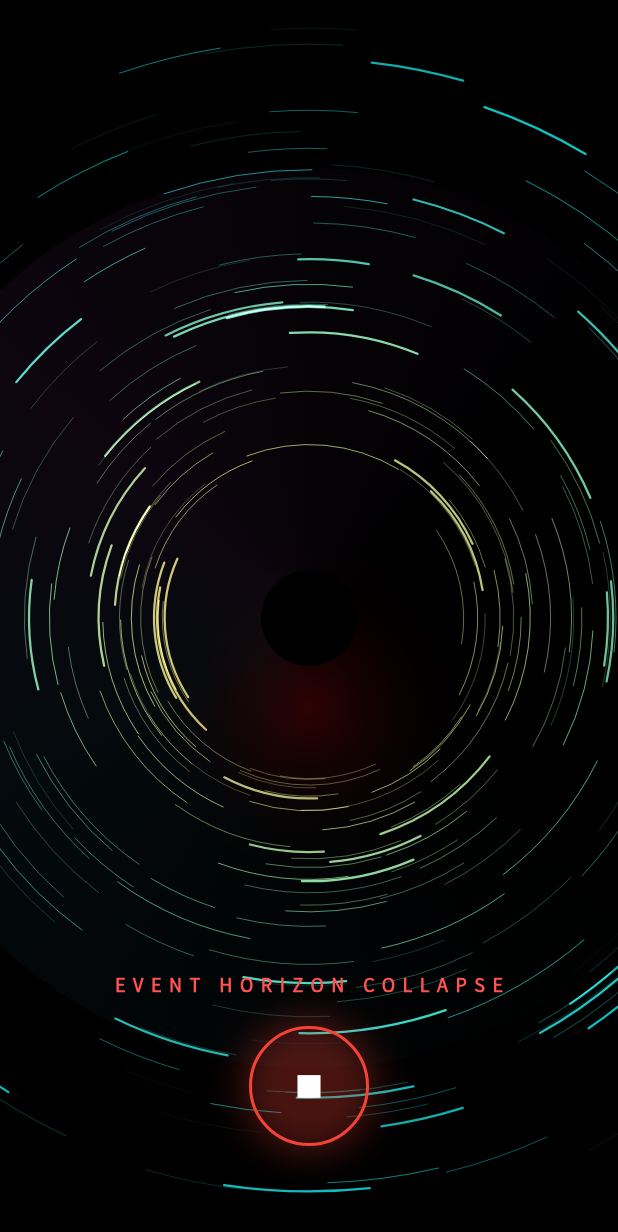
After one commit to sb0703/Entropy-Factory, a Flutter app: the ProBlackHolePage screen opened directly, after a tap on the "play arrow" icon, on a phone screen of 412 x 824 dp. The commit adds this screen. Shown: the top 1232 px of the screen. Run offline on Flutter 3.47's test engine with Material 3 defaults, Android fonts, the phone set to English and light mode, and no system bars; our stand-ins replace flutter_riverpod, google_fonts, hive, hive_flutter, shared_preferences; accounts and stored records are empty.

Commit message:
feat(升维过场): 添加黑洞吞噬动画效果并集成至升维过渡
- 新增 black_hole_effect.dart 实现动态粒子黑洞效果
- 在升维过场中替换原有静态动画，使用自包含黑洞组件
- 更新 README 待开发清单，同步已完成功能

```diff
--- /dev/null
+++ b/lib/ui/effects/black_hole_effect.dart
@@ -0,0 +1,290 @@
+import 'dart:math';
+import 'package:flutter/material.dart';
+
+void main() {
+  runApp(
+    const MaterialApp(
+      debugShowCheckedModeBanner: false,
+      home: ProBlackHolePage(),
+    ),
+  );
+}
+
+class ProBlackHolePage extends StatefulWidget {
+  const ProBlackHolePage({super.key});
+
+  @override
+  State<ProBlackHolePage> createState() => _ProBlackHolePageState();
+}
+
+class _ProBlackHolePageState extends State<ProBlackHolePage>
+    with SingleTickerProviderStateMixin {
+  late AnimationController _controller;
+  final List<Star> stars = [];
+  final int starCount = 300; // 粒子数量
+  bool isDevouring = false;
+
+  @override
+  void initState() {
+    super.initState();
+    _initStars();
+    _controller = AnimationController(
+      vsync: this,
+      duration: const Duration(seconds: 10), // 旋转周期
+    )..repeat();
+  }
+
+  void _initStars() {
+    stars.clear();
+    final random = Random();
+    for (int i = 0; i < starCount; i++) {
+      stars.add(Star(random: random));
+    }
+  }
+
+  void _toggleDevour() {
+    setState(() {
+      isDevouring = !isDevouring;
+    });
+    // 吞噬时重置部分粒子状态以产生冲击感
+    if (isDevouring) {
+      // 可选：添加震动反馈
+    } else {
+      _initStars(); // 重置回平静状态
+    }
+  }
+
+  @override
+  void dispose() {
+    _controller.dispose();
+    super.dispose();
+  }
+
+  @override
+  Widget build(BuildContext context) {
+    return Scaffold(
+      backgroundColor: Colors.black,
+      body: Stack(
+        children: [
+          // 1. 动态绘制层
+          Positioned.fill(
+            child: AnimatedBuilder(
+              animation: _controller,
+              builder: (context, child) {
+                return CustomPaint(
+                  painter: BlackHolePainter(
+                    stars: stars,
+                    animationValue: _controller.value,
+                    isDevouring: isDevouring,
+                  ),
+                );
+              },
+            ),
+          ),
+
+          // 2. UI 交互层
+          Positioned(
+            bottom: 60,
+            left: 0,
+            right: 0,
+            child: Column(
+              children: [
+                Text(
+                  isDevouring ? "EVENT HORIZON COLLAPSE" : "STABLE ORBIT",
+                  style: TextStyle(
+                    color: isDevouring ? Colors.redAccent : Colors.cyanAccent,
+                    letterSpacing: 5,
+                    fontSize: 12,
+                    fontWeight: FontWeight.bold,
+                  ),
+                ),
+                const SizedBox(height: 20),
+                GestureDetector(
+                  onTap: _toggleDevour,
+                  child: Container(
+                    width: 80,
+                    height: 80,
+                    decoration: BoxDecoration(
+                      shape: BoxShape.circle,
+                      border: Border.all(
+                        color: isDevouring ? Colors.red : Colors.cyan,
+                        width: 2,
+                      ),
+                      boxShadow: [
+                        BoxShadow(
+                          color: (isDevouring ? Colors.red : Colors.cyan)
+                              .withValues(alpha: 0.3),
+                          blurRadius: 20,
+                          spreadRadius: 5,
+                        ),
+                      ],
+                    ),
+                    child: Icon(
+                      isDevouring ? Icons.stop : Icons.play_arrow,
+                      color: Colors.white,
+                      size: 30,
+                    ),
+                  ),
+                ),
+              ],
+            ),
+          ),
+        ],
+      ),
+    );
+  }
+}
+
+// --- 数据模型 ---
+class Star {
+  double angle;
+  double distance;
+  double speed;
+  double brightness;
+  double trailLength;
+  Color color;
+
+  Star({required Random random})
+    : angle = random.nextDouble() * 2 * pi,
+      distance = 100 + random.nextDouble() * 300, // 分布在 100~400 之间
+      speed = 0.005 + random.nextDouble() * 0.01,
+      brightness = random.nextDouble(),
+      trailLength = 5.0 + random.nextDouble() * 15.0,
+      // 生成“星际”配色：青色、橙色、紫色
+      color = _getRandomColor(random);
+
+  static Color _getRandomColor(Random random) {
+    final colors = [
+      const Color(0xFF00E5FF), // 青色
+      const Color(0xFFFF5252), // 橙红
+      const Color(0xFFE040FB), // 紫色
+      Colors.white, // 白热
+    ];
+    return colors[random.nextInt(colors.length)];
+  }
+}
+
+// --- 核心渲染器 ---
+class BlackHolePainter extends CustomPainter {
+  final List<Star> stars;
+  final double animationValue;
+  final bool isDevouring;
+
+  BlackHolePainter({
+    required this.stars,
+    required this.animationValue,
+    required this.isDevouring,
+  });
+
+  @override
+  void paint(Canvas canvas, Size size) {
+    final center = Offset(size.width / 2, size.height / 2);
+    final paint = Paint();
+
+    // --- 1. 背景光晕 (稍微调淡一点) ---
+    if (!isDevouring || animationValue % 1.0 < 0.5) {
+      canvas.save();
+      canvas.translate(center.dx, center.dy);
+      // 让背景转慢一点，和前景拉开层次
+      canvas.rotate(animationValue * 2 * pi * 0.05);
+
+      final Rect rect = Rect.fromCircle(center: Offset.zero, radius: 300);
+      paint.shader = SweepGradient(
+        colors: [
+          Colors.transparent,
+          const Color(0xFF4FC3F7).withValues(alpha: .05), // 极淡的青色
+          const Color(0xFFAB47BC).withValues(alpha: 0.08), // 极淡的紫色
+          Colors.transparent,
+        ],
+        stops: const [0.0, 0.4, 0.6, 1.0],
+      ).createShader(rect);
+
+      paint.blendMode = BlendMode.plus;
+      paint.style = PaintingStyle.fill;
+      canvas.drawCircle(Offset.zero, 300, paint);
+      canvas.restore();
+    }
+
+    // --- 2. 粒子流 (核心修改：统一色调 & 基于距离的颜色) ---
+    paint.shader = null;
+    paint.style = PaintingStyle.stroke;
+    paint.strokeCap = StrokeCap.round;
+
+    for (var star in stars) {
+      // --- 运动逻辑 (保持不变) ---
+      if (isDevouring) {
+        star.speed += 0.0005;
+        star.distance -= star.speed * 8; // 吸入速度稍慢一点，看清轨迹
+        star.angle += star.speed * 0.8;
+        star.trailLength += 0.5;
+      } else {
+        star.angle += star.speed;
+        star.distance += sin(animationValue * 5 + star.angle) * 0.3;
+      }
+
+      // 重置逻辑
+      if (star.distance < 25) {
+        if (isDevouring) {
+          star.color = Colors.transparent;
+        } else {
+          star.distance = 320 + Random().nextDouble() * 50;
+          star.speed = 0.003 + Random().nextDouble() * 0.005; // 速度差异化
+        }
+      }
+
+      if (star.color == Colors.transparent) continue;
+
+      // --- 【关键修改】视觉渲染 ---
+
+      final rect = Rect.fromCircle(center: center, radius: star.distance);
+
+      // A. 计算进度 (0.0 表示在中心，1.0 表示在边缘)
+      // 我们用这个进度来控制颜色
+      double t = (star.distance - 30) / 300;
+      t = t.clamp(0.0, 1.0); // 限制在 0~1 之间
+
+      // B. 物理配色 (Accretion Disk Physics)
+      // 靠近中心(t=0): 炽热的金/橙色 (Colors.amberAccent)
+      // 远离中心(t=1): 寒冷的青/蓝色 (Colors.cyanAccent)
+      // 这里的 Color.lerp 会自动帮你算渐变
+      final color = Color.lerp(Colors.orangeAccent, Colors.cyanAccent, t);
+
+      // C. 动态透明度
+      // 边缘透明，中间亮，产生深邃感
+      double opacity = star.brightness * (isDevouring ? 0.8 : 0.5);
+      // 离中心越近，越亮
+      opacity = (opacity + (1 - t) * 0.5).clamp(0.0, 1.0);
+
+      paint.color = color!.withValues(alpha: opacity);
+
+      // D. 线条更细
+      // 只有极少数粒子比较粗，大部分都很细
+      paint.strokeWidth = (star.brightness > 0.8) ? 1.5 : 0.6;
+
+      // E. 绘制
+      final sweepAngle =
+          -(star.trailLength * (isDevouring ? 0.04 : 0.015)) /
+          (star.distance / 100);
+      canvas.drawArc(rect, star.angle, sweepAngle, false, paint);
+    }
+
+    // --- 3. 中心黑洞 (加深一点红光) ---
+    paint.style = PaintingStyle.fill;
+    paint.blendMode = BlendMode.srcOver;
+    paint.color = Colors.black;
+
+    // 阴影改为暗红色，配合内圈的金色粒子
+    canvas.drawShadow(
+      Path()..addOval(Rect.fromCircle(center: center, radius: 32)),
+      isDevouring ? const Color(0xFFD50000) : Colors.cyan.withValues(alpha: .5),
+      30,
+      true,
+    );
+    canvas.drawCircle(center, 32, paint);
+  }
+
+  @override
+  bool shouldRepaint(covariant CustomPainter oldDelegate) {
+    return true;
+  }
+}
```
Also changed, not shown: lib/ui/tabs/prestige_tab.dart (+82 -101 lines), 1 other file.
